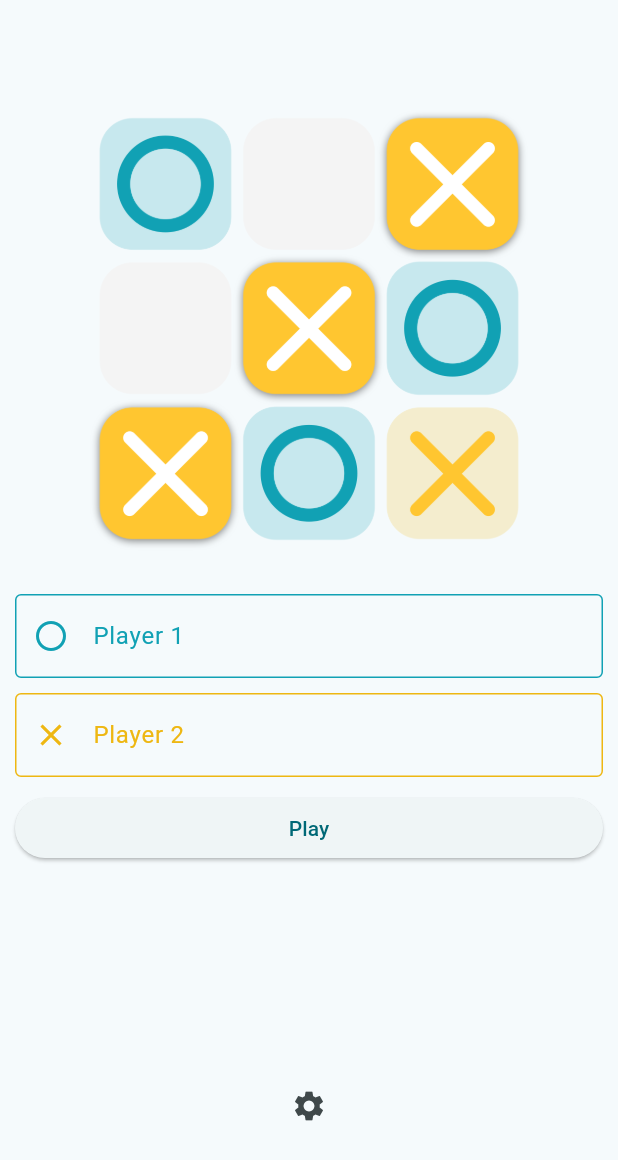
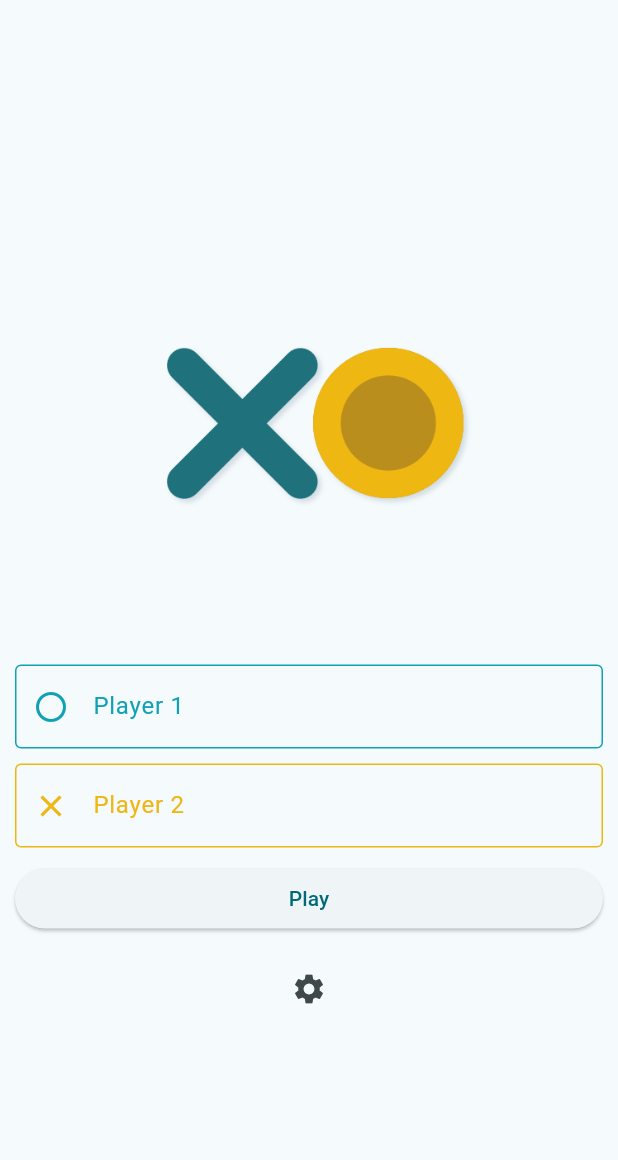
Before and after one commit to box-bm/Minimal-tic-tac-toe, a Flutter app: the screen it shows after launch, on a phone screen of 412 x 824 dp. Shown: the top 1160 px of the screen. Run offline on Flutter 3.47's test engine with Material 2 defaults, Android fonts, the phone set to English and light mode, and no system bars; our stand-ins replace animated_text_kit, bloc, equatable, flutter_bloc, flutter_colorpicker, google_mobile_ads and 1 more; missing offline and left inert: lit_relative_date_time; network calls fail.

Commit message:
created new logo

```diff
--- a/lib/screens/presentation.dart
+++ b/lib/screens/presentation.dart
@@ -2,10 +2,11 @@ import 'package:tik_tak_toe/bloc/players/players_bloc.dart';
 import 'package:tik_tak_toe/common.dart';
 import 'package:flutter_bloc/flutter_bloc.dart';
 import 'package:tik_tak_toe/bloc/tik_tak_toe/tik_tak_toe_bloc.dart';
-import 'package:tik_tak_toe/screens/settings.dart';
 import 'package:tik_tak_toe/screens/tik_tak_toe.dart';
 import 'package:tik_tak_toe/widgets/add_banner.dart';
+import 'package:tik_tak_toe/widgets/logo.dart';
 import 'package:tik_tak_toe/widgets/player_input.dart';
+import 'package:tik_tak_toe/widgets/settings_button.dart';
 
 class Presentation extends StatelessWidget {
   static String route = "presentation";
@@ -30,10 +31,8 @@ class Presentation extends StatelessWidget {
           child: Column(
             crossAxisAlignment: CrossAxisAlignment.stretch,
             children: [
-              const Spacer(flex: 1),
-              Expanded(
-                  flex: 5,
-                  child: Image.asset("images/logo.png", fit: BoxFit.fitHeight)),
+              const Spacer(),
+              const Expanded(flex: 2, child: Logo()),
               const SizedBox(height: 20),
               BlocBuilder<PlayersBloc, PlayersState>(
                 builder: (context, state) {
@@ -57,18 +56,10 @@ class Presentation extends StatelessWidget {
                       child: TextButton(
                           onPressed: () => playNewMatches(context),
                           child: Text(S.of(context).newGame)))),
-              const Spacer(flex: 2),
               Row(
                 crossAxisAlignment: CrossAxisAlignment.center,
                 mainAxisAlignment: MainAxisAlignment.center,
-                children: [
-                  IconButton(
-                      onPressed: () {
-                        Navigator.pushNamed(context, Settings.route);
-                      },
-                      icon: const Icon(Icons.settings)),
-                  // IconButton(onPressed: () {}, icon: const Icon(Icons.share)),
-                ],
+                children: const [SettingsButton()],
               ),
               const Spacer(),
               const AddBanner(),
--- a/lib/tik_tak_toe_app.dart
+++ b/lib/tik_tak_toe_app.dart
@@ -18,6 +18,8 @@ class _TikTakToeAppState extends State<TikTakToeApp> {
         child: MaterialApp(
       theme: buildTheme(Brightness.light),
       darkTheme: buildTheme(Brightness.dark),
+      showSemanticsDebugger: false, // kDebugMode,
+      debugShowCheckedModeBanner: false,
       localizationsDelegates: const [
         S.delegate,
         GlobalMaterialLocalizations.delegate,
--- /dev/null
+++ b/lib/widgets/logo.dart
@@ -0,0 +1,13 @@
+import 'package:tik_tak_toe/common.dart';
+
+class Logo extends StatelessWidget {
+  const Logo({super.key});
+
+  @override
+  Widget build(BuildContext context) {
+    return Semantics(
+      label: "Logo",
+      child: Image.asset("images/logo.png", fit: BoxFit.fitHeight),
+    );
+  }
+}
--- a/lib/widgets/player_input.dart
+++ b/lib/widgets/player_input.dart
@@ -39,42 +39,54 @@ class _PlayerInputState extends State<PlayerInput> {
 
   @override
   Widget build(BuildContext context) {
-    return BlocListener<PlayersBloc, PlayersState>(listener: (context, state) {
-      if (widget.playerNumber == 1){
-        if (state.player1.playerName != playerInputController.text  ){
+    return BlocListener<PlayersBloc, PlayersState>(
+        listener: (context, state) {
+          if (widget.playerNumber == 1) {
+            if (state.player1.playerName != playerInputController.text) {
               playerInputController.text = state.player1.playerName;
-          playerInputController.selection = TextSelection.collapsed(offset: state.player1.playerName.length);
+              playerInputController.selection = TextSelection.collapsed(
+                  offset: state.player1.playerName.length);
+            }
+          } else if (widget.playerNumber == 2) {
+            if (state.player2.playerName != playerInputController.text) {
+              playerInputController.text = state.player2.playerName;
+              playerInputController.selection = TextSelection.collapsed(
+                  offset: state.player2.playerName.length);
             }
           }
-      else if (widget.playerNumber == 2){
-        if (state.player2.playerName != playerInputController.text  ){
-          playerInputController.text = state.player2.playerName;
-          playerInputController.selection = TextSelection.collapsed(offset: state.player2.playerName.length);
-        }
-      }
-
-    }, child: TextField(
+        },
+        child: Semantics(
+            textField: true,
+            label: "Player ${widget.playerNumber} name input",
+            child: TextField(
               controller: playerInputController,
               onChanged: (value) => changeValue(value),
               decoration: InputDecoration(
-          prefixIcon: IconButton(
+                  prefixIcon: Semantics(
+                      label: "Player ${widget.playerNumber} icon",
+                      button: true,
+                      child: IconButton(
                         onPressed: () {
                           Navigator.pushNamed(context, IconSelection.route,
                               arguments: widget.playerNumber);
                         },
-              icon: Icon(widget.player.iconData)),
+                        icon: Icon(widget.player.iconData),
+                      )),
                   prefixIconColor: widget.player.color,
                   suffixIcon: Visibility(
                       visible: playerInputController.text.isNotEmpty,
+                      child: Semantics(
+                        label: "Clear player ${widget.playerNumber} name input",
                         child: IconButton(
                             padding: EdgeInsets.zero,
                             onPressed: clear,
-                  icon: const Icon(Icons.close))),
+                            icon: const Icon(Icons.close)),
+                      )),
                   enabledBorder: OutlineInputBorder(
                       borderSide: BorderSide(color: widget.player.color)),
                   labelStyle: TextStyle(color: widget.player.color),
                   labelText: S.of(context).player(widget.playerNumber),
                   hintText: S.of(context).player(widget.playerNumber)),
-    ));
+            )));
   }
 }
--- /dev/null
+++ b/lib/widgets/settings_button.dart
@@ -0,0 +1,19 @@
+import 'package:tik_tak_toe/common.dart';
+import 'package:tik_tak_toe/screens/settings.dart';
+
+class SettingsButton extends StatelessWidget {
+  const SettingsButton({super.key});
+
+  @override
+  Widget build(BuildContext context) {
+    return Semantics(
+      label: "Go to Settings button",
+      button: true,
+      child: IconButton(
+          onPressed: () {
+            Navigator.pushNamed(context, Settings.route);
+          },
+          icon: const Icon(Icons.settings)),
+    );
+  }
+}
```
Also changed, not shown: lib/screens/tik_tak_toe.dart (+2 -5 lines), images/logo.png, 27 other files. Lines whose indentation alone changed are shown as unchanged.
